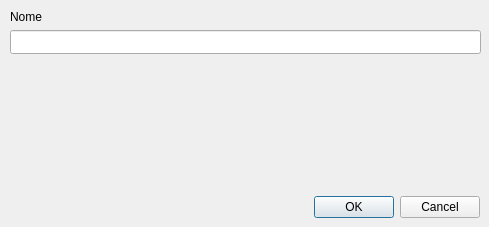
cragapito/qtkamal, file dialogs/pointdialog.ui: the form before one commit.
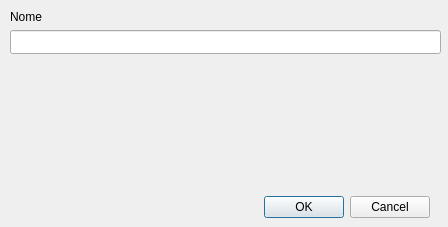
The form after the commit. Icons and pictures are not drawn. Custom widgets are drawn as their Qt base class.

Commit message: - Unificado widget de entrada de coordenadas (objetivo do Branch) - Identificado bug ao arrastar kmz

```diff
--- a/dialogs/pointdialog.ui
+++ b/dialogs/pointdialog.ui
@@ -6,7 +6,7 @@
    <rect>
     <x>0</x>
     <y>0</y>
-    <width>489</width>
+    <width>448</width>
     <height>227</height>
    </rect>
   </property>
@@ -18,13 +18,13 @@
   </property>
   <property name="minimumSize">
    <size>
-    <width>489</width>
+    <width>448</width>
     <height>227</height>
    </size>
   </property>
   <property name="maximumSize">
    <size>
-    <width>489</width>
+    <width>448</width>
     <height>227</height>
    </size>
   </property>
@@ -38,7 +38,7 @@
   <widget class="QDialogButtonBox" name="buttonBox">
    <property name="geometry">
     <rect>
-     <x>140</x>
+     <x>90</x>
      <y>190</y>
      <width>340</width>
      <height>35</height>
@@ -81,7 +81,7 @@
     <rect>
      <x>10</x>
      <y>30</y>
-     <width>471</width>
+     <width>431</width>
      <height>24</height>
     </rect>
    </property>
@@ -91,7 +91,7 @@
     <rect>
      <x>10</x>
      <y>60</y>
-     <width>470</width>
+     <width>430</width>
      <height>120</height>
     </rect>
    </property>
```
The commit also changes 7 other files.
